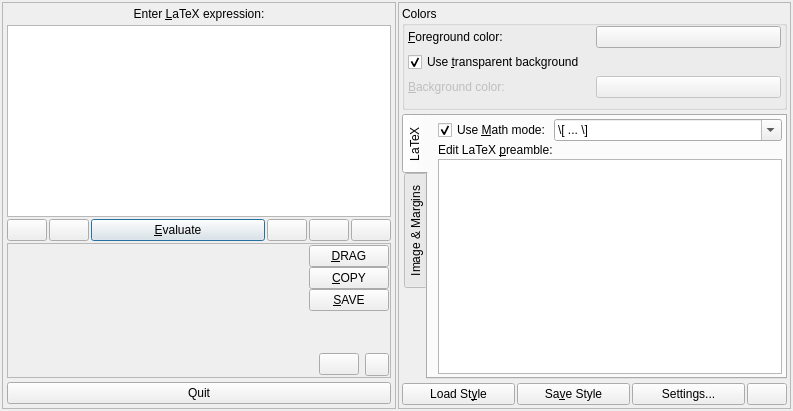
Before: the Qt Designer form src/klfmainwin.ui in CryFeiFei/klatexformula, drawn with Qt 5.
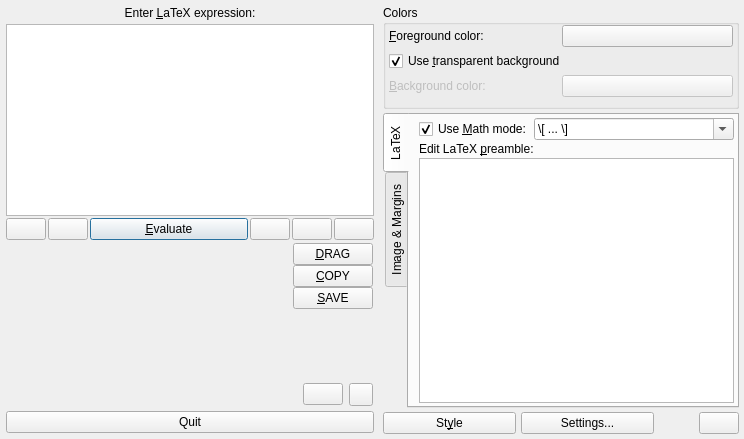
After: the same form once the commit is applied. Icons and pictures are not drawn. Custom widgets are drawn as their Qt base class.

The edit to the form file:
```diff
--- a/src/klfmainwin.ui
+++ b/src/klfmainwin.ui
@@ -8,8 +8,8 @@
    <rect>
     <x>0</x>
     <y>0</y>
-    <width>793</width>
-    <height>411</height>
+    <width>744</width>
+    <height>439</height>
    </rect>
   </property>
   <property name="windowTitle">
@@ -35,10 +35,13 @@
       </sizepolicy>
      </property>
      <property name="frameShape">
-      <enum>QFrame::StyledPanel</enum>
+      <enum>QFrame::NoFrame</enum>
      </property>
      <property name="frameShadow">
-      <enum>QFrame::Raised</enum>
+      <enum>QFrame::Plain</enum>
+     </property>
+     <property name="lineWidth">
+      <number>0</number>
      </property>
      <layout class="QVBoxLayout" name="lyt_frmMain">
       <property name="spacing">
@@ -267,10 +270,10 @@
       <item>
        <widget class="QFrame" name="frmOutput">
         <property name="frameShape">
-         <enum>QFrame::StyledPanel</enum>
+         <enum>QFrame::NoFrame</enum>
         </property>
         <property name="frameShadow">
-         <enum>QFrame::Sunken</enum>
+         <enum>QFrame::Plain</enum>
         </property>
         <layout class="QGridLayout" name="lyt_frmOutput" columnstretch="1,0">
          <property name="horizontalSpacing">
@@ -506,10 +509,13 @@
       </sizepolicy>
      </property>
      <property name="frameShape">
-      <enum>QFrame::StyledPanel</enum>
+      <enum>QFrame::NoFrame</enum>
      </property>
      <property name="frameShadow">
-      <enum>QFrame::Raised</enum>
+      <enum>QFrame::Plain</enum>
+     </property>
+     <property name="lineWidth">
+      <number>0</number>
      </property>
      <layout class="QVBoxLayout" name="lyt_frmDetails">
       <property name="spacing">
@@ -930,7 +936,7 @@
       <item>
        <layout class="QHBoxLayout" name="lytStyleSettingsButtons">
         <property name="spacing">
-         <number>2</number>
+         <number>5</number>
         </property>
         <item>
          <widget class="QPushButton" name="btnLoadStyle">
@@ -944,7 +950,7 @@
            <string>Load a previously saved style</string>
           </property>
           <property name="text">
-           <string>Load St&amp;yle</string>
+           <string>St&amp;yle</string>
           </property>
           <property name="icon">
            <iconset resource="klfres.qrc">
@@ -955,29 +961,6 @@
           </property>
          </widget>
         </item>
-        <item>
-         <widget class="QPushButton" name="btnSaveStyle">
-          <property name="sizePolicy">
-           <sizepolicy hsizetype="Minimum" vsizetype="Fixed">
-            <horstretch>1</horstretch>
-            <verstretch>0</verstretch>
-           </sizepolicy>
-          </property>
-          <property name="toolTip">
-           <string>Save current style (colors, etc.)</string>
-          </property>
-          <property name="text">
-           <string>Sa&amp;ve Style</string>
-          </property>
-          <property name="icon">
-           <iconset resource="klfres.qrc">
-            <normaloff>:/pics/savestyle.png</normaloff>:/pics/savestyle.png</iconset>
-          </property>
-          <property name="shortcut">
-           <string/>
-          </property>
-         </widget>
-        </item>
         <item>
          <widget class="QPushButton" name="btnSettings">
           <property name="sizePolicy">
@@ -1001,6 +984,19 @@
           </property>
          </widget>
         </item>
+        <item>
+         <spacer name="vspc_2">
+          <property name="orientation">
+           <enum>Qt::Horizontal</enum>
+          </property>
+          <property name="sizeHint" stdset="0">
+           <size>
+            <width>40</width>
+            <height>20</height>
+           </size>
+          </property>
+         </spacer>
+        </item>
         <item>
          <widget class="QPushButton" name="btnHelp">
           <property name="sizePolicy">
```
Left out of the diff: 5 changed lines with no effect on the pictures.
